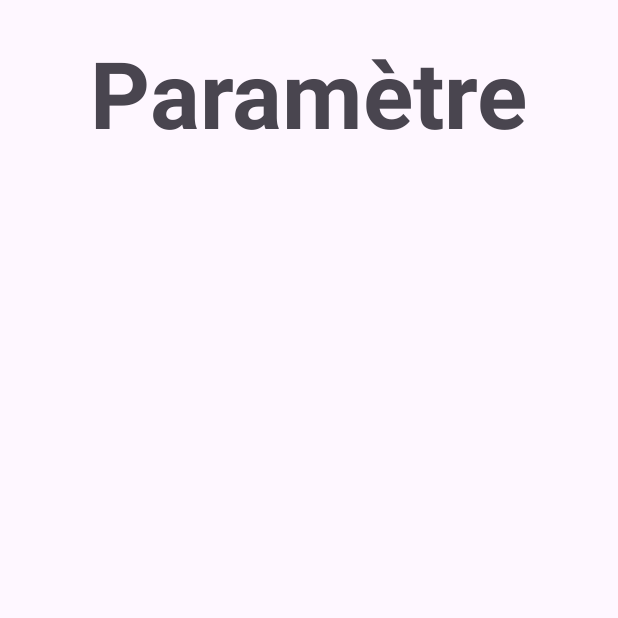
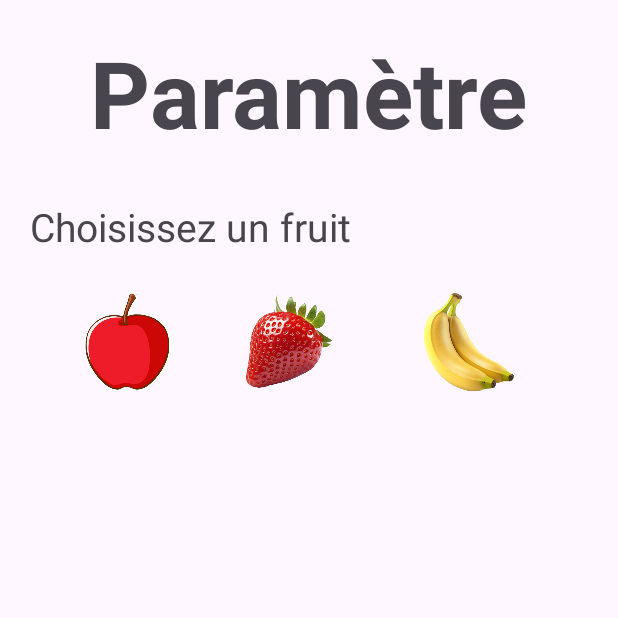
Before and after one commit to liam-santin/2024-santlia-SnakeGame, an Android app: the ParamActivity screen opened directly, with no data from a screen before it, on a phone screen of 412 x 824 dp, the top half of it. Run offline under Robolectric (Android 15) with nearby library versions, the light colour scheme and no system bars.

Commit message:
Ajout d'image pour choisir le fruit que l'on veut manger dans le jeu

```diff
--- a/app/src/main/java/com/example/snake/JeuActivity.java
+++ b/app/src/main/java/com/example/snake/JeuActivity.java
@@ -141,8 +141,6 @@ public class JeuActivity extends AppCompatActivity implements SensorEventListene
 
                 if (collisionSurSerpent()) {
                     stopHandler();
-                    Intent mainActivity = new Intent(JeuActivity.this, MainActivity.class);
-                    startActivity(mainActivity);
                 }
 
                 moveSnake();
--- a/app/src/main/java/com/example/snake/ParamActivity.java
+++ b/app/src/main/java/com/example/snake/ParamActivity.java
@@ -10,5 +10,7 @@ public class ParamActivity extends AppCompatActivity {
         super.onCreate(savedInstanceState);
         setContentView(R.layout.activity_param);
 
+
+
     }
 }
--- a/app/src/main/res/layout/activity_gameover.xml
+++ b/app/src/main/res/layout/activity_gameover.xml
@@ -26,8 +26,9 @@
             android:layout_height="wrap_content"
             android:text="Vous avez perdu !"
             android:textSize="24dp"
-            android:layout_marginBottom="20dp"
+            android:layout_marginBottom="14dp"
             android:layout_gravity="center_horizontal"/>
+
 
         <Button
             android:id="@+id/btnRejouer"
@@ -35,11 +36,12 @@
             android:layout_height="70dp"
             android:text="Rejouer"
             android:textSize="28dp"
-            android:backgroundTint="@color/red"
+            android:backgroundTint="@color/green"
             android:layout_gravity="center_horizontal"
             android:layout_marginTop="16dp"/>
 
         <Button
+            style="?attr/materialButtonOutlinedStyle"
             android:id="@+id/btnMenu"
             android:layout_width="200dp"
             android:layout_height="70dp"
--- a/app/src/main/res/layout/activity_param.xml
+++ b/app/src/main/res/layout/activity_param.xml
@@ -1,17 +1,73 @@
 <?xml version="1.0" encoding="utf-8"?>
-<RelativeLayout xmlns:android="http://schemas.android.com/apk/res/android"
+<LinearLayout xmlns:android="http://schemas.android.com/apk/res/android"
     android:layout_width="match_parent"
-    android:layout_height="match_parent">
+    android:layout_height="match_parent"
+    android:orientation="vertical">
 
     <TextView
         android:id="@+id/textView"
         android:layout_width="wrap_content"
         android:layout_height="wrap_content"
+        android:layout_gravity="center_horizontal"
+        android:layout_marginTop="20dp"
+        android:layout_marginBottom="30dp"
         android:text="Paramètre"
         android:textSize="62dp"
-        android:textStyle="bold"
-        android:layout_gravity="center_horizontal"
-        android:layout_centerHorizontal="true"
-        android:layout_marginTop="20dp"/>
+        android:textStyle="bold" />
 
-</RelativeLayout>
+
+    <!-- Choisir un fruit -->
+    <LinearLayout
+        android:layout_width="match_parent"
+        android:layout_height="wrap_content"
+        android:orientation="vertical">
+
+        <TextView
+            android:layout_width="match_parent"
+            android:layout_height="wrap_content"
+            android:text="Choisissez un fruit "
+            android:textSize="26dp"
+            android:layout_marginLeft="20dp"/>
+
+        <LinearLayout
+            android:layout_width="match_parent"
+            android:layout_height="wrap_content"
+            android:orientation="horizontal"
+            android:gravity="center_horizontal">
+
+
+
+            <ImageView
+                android:id="@+id/imgPomme"
+                android:layout_width="70dp"
+                android:layout_height="70dp"
+                android:layout_gravity="center"
+                android:src="@drawable/pomme"
+                android:scaleType="centerInside"
+                android:layout_margin="10dp"
+                android:contentDescription="Pomme" />
+
+            <ImageView
+                android:id="@+id/imgFraise"
+                android:layout_width="100dp"
+                android:layout_height="100dp"
+                android:src="@drawable/fraise"
+                android:scaleType="centerInside"
+                android:layout_margin="10dp"
+                android:contentDescription="Fraise" />
+
+
+            <ImageView
+                android:id="@+id/imgBanane"
+                android:layout_width="100dp"
+                android:layout_height="100dp"
+                android:src="@drawable/banane"
+                android:scaleType="centerInside"
+                android:layout_margin="10dp"
+                android:contentDescription="Banane" />
+
+        </LinearLayout>
+    </LinearLayout>
+
+
+</LinearLayout>
--- a/app/src/main/res/values/colors.xml
+++ b/app/src/main/res/values/colors.xml
@@ -5,4 +5,5 @@
     <color name="vert">#4CAF50</color>
     <color name="vert_clair">#93EF28</color>
     <color name="red">#C30010</color>
+    <color name="green">#008000</color>
 </resources>
```
Also changed, not shown: app/src/main/java/com/example/snake/ScreenUtils.java (deleted, +0 -22 lines), app/src/main/res/layout/activity_main.xml (+5 -5 lines), app/src/main/res/drawable/banane.png (added), app/src/main/res/drawable/fraise.png (added).
